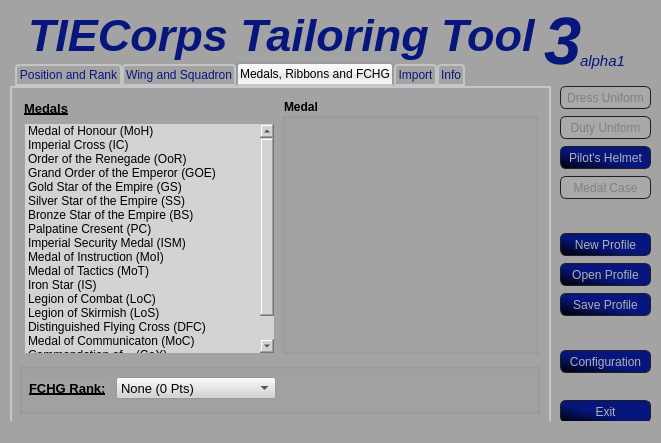
First picture: the form in TTT3/data/uis/ttt.ui, repository SmTaUcM/TTT3, before the edit.
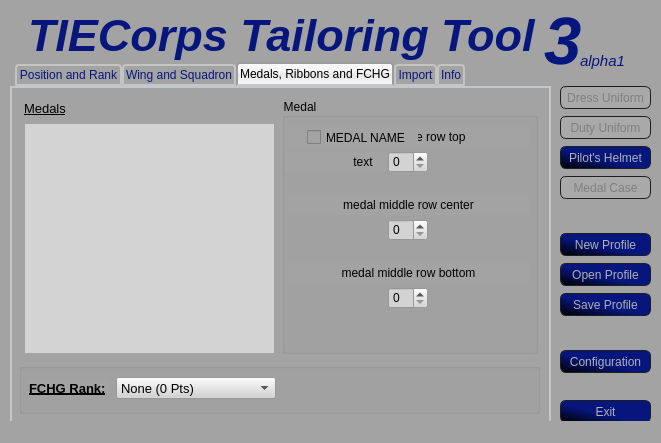
Second picture: the form after the edit. The open tabs and pages were chosen to show the change. Icons and pictures are not drawn.

Patch:
```diff
--- a/TTT3/data/uis/ttt.ui
+++ b/TTT3/data/uis/ttt.ui
@@ -1253,8 +1253,8 @@
        <font>
         <family>Arial</family>
         <pointsize>10</pointsize>
-        <weight>75</weight>
-        <bold>true</bold>
+        <weight>50</weight>
+        <bold>false</bold>
         <underline>true</underline>
        </font>
       </property>
@@ -1279,96 +1279,6 @@
       <property name="styleSheet">
        <string notr="true">background-color: rgb(211, 211, 211);</string>
       </property>
-      <item>
-       <property name="text">
-        <string>Medal of Honour (MoH)</string>
-       </property>
-      </item>
-      <item>
-       <property name="text">
-        <string>Imperial Cross (IC)</string>
-       </property>
-      </item>
-      <item>
-       <property name="text">
-        <string>Order of the Renegade (OoR)</string>
-       </property>
-      </item>
-      <item>
-       <property name="text">
-        <string>Grand Order of the Emperor (GOE)</string>
-       </property>
-      </item>
-      <item>
-       <property name="text">
-        <string>Gold Star of the Empire (GS)</string>
-       </property>
-      </item>
-      <item>
-       <property name="text">
-        <string>Silver Star of the Empire (SS)</string>
-       </property>
-      </item>
-      <item>
-       <property name="text">
-        <string>Bronze Star of the Empire (BS)</string>
-       </property>
-      </item>
-      <item>
-       <property name="text">
-        <string>Palpatine Cresent (PC)</string>
-       </property>
-      </item>
-      <item>
-       <property name="text">
-        <string>Imperial Security Medal (ISM)</string>
-       </property>
-      </item>
-      <item>
-       <property name="text">
-        <string>Medal of Instruction (MoI)</string>
-       </property>
-      </item>
-      <item>
-       <property name="text">
-        <string>Medal of Tactics (MoT)</string>
-       </property>
-      </item>
-      <item>
-       <property name="text">
-        <string>Iron Star (IS)</string>
-       </property>
-      </item>
-      <item>
-       <property name="text">
-        <string>Legion of Combat (LoC)</string>
-       </property>
-      </item>
-      <item>
-       <property name="text">
-        <string>Legion of Skirmish (LoS)</string>
-       </property>
-      </item>
-      <item>
-       <property name="text">
-        <string>Distinguished Flying Cross (DFC)</string>
-       </property>
-      </item>
-      <item>
-       <property name="text">
-        <string>Medal of Communicaton (MoC)</string>
-       </property>
-      </item>
-      <item>
-       <property name="text">
-        <string>Commendation of... (CoX)</string>
-       </property>
-      </item>
-      <item>
-       <property name="text">
-        <string>Order of the Vanguard (OV)</string>
-       </property>
-      </item>
      </widget>
      <widget class="QGroupBox" name="gb_medals">
       <property name="geometry">
@@ -1383,13 +1293,170 @@
        <font>
         <family>Arial</family>
         <pointsize>9</pointsize>
-        <weight>75</weight>
-        <bold>true</bold>
+        <weight>50</weight>
+        <bold>false</bold>
        </font>
       </property>
       <property name="title">
        <string>Medal</string>
       </property>
+      <widget class="QCheckBox" name="cb_singleMedal">
+       <property name="enabled">
+        <bool>true</bool>
+       </property>
+       <property name="geometry">
+        <rect>
+         <x>25</x>
+         <y>31</y>
+         <width>111</width>
+         <height>17</height>
+        </rect>
+       </property>
+       <property name="font">
+        <font>
+         <family>Arial</family>
+         <pointsize>9</pointsize>
+        </font>
+       </property>
+       <property name="text">
+        <string>MEDAL NAME</string>
+       </property>
+      </widget>
+      <widget class="QSpinBox" name="sb_multi_centerTop">
+       <property name="geometry">
+        <rect>
+         <x>106</x>
+         <y>53</y>
+         <width>40</width>
+         <height>22</height>
+        </rect>
+       </property>
+       <property name="styleSheet">
+        <string notr="true">background-color: rgb(211, 211, 211);</string>
+       </property>
+      </widget>
+      <widget class="QLabel" name="lbl_multi_centerTop">
+       <property name="geometry">
+        <rect>
+         <x>6</x>
+         <y>29</y>
+         <width>241</width>
+         <height>20</height>
+        </rect>
+       </property>
+       <property name="font">
+        <font>
+         <family>Arial</family>
+         <pointsize>9</pointsize>
+        </font>
+       </property>
+       <property name="text">
+        <string>medal middle row top</string>
+       </property>
+       <property name="alignment">
+        <set>Qt::AlignCenter</set>
+       </property>
+      </widget>
+      <widget class="QLabel" name="lbl_ranged">
+       <property name="geometry">
+        <rect>
+         <x>3</x>
+         <y>54</y>
+         <width>101</width>
+         <height>20</height>
+        </rect>
+       </property>
+       <property name="font">
+        <font>
+         <family>Arial</family>
+         <pointsize>9</pointsize>
+        </font>
+       </property>
+       <property name="text">
+        <string>text    </string>
+       </property>
+       <property name="alignment">
+        <set>Qt::AlignRight|Qt::AlignTrailing|Qt::AlignVCenter</set>
+       </property>
+      </widget>
+      <widget class="QSpinBox" name="sb_multi_centerMiddle">
+       <property name="geometry">
+        <rect>
+         <x>106</x>
+         <y>121</y>
+         <width>40</width>
+         <height>22</height>
+        </rect>
+       </property>
+       <property name="styleSheet">
+        <string notr="true">background-color: rgb(211, 211, 211);</string>
+       </property>
+      </widget>
+      <widget class="QLabel" name="lbl_multi_centerMiddle">
+       <property name="geometry">
+        <rect>
+         <x>6</x>
+         <y>97</y>
+         <width>241</width>
+         <height>20</height>
+        </rect>
+       </property>
+       <property name="font">
+        <font>
+         <family>Arial</family>
+         <pointsize>9</pointsize>
+        </font>
+       </property>
+       <property name="text">
+        <string>medal middle row center</string>
+       </property>
+       <property name="alignment">
+        <set>Qt::AlignCenter</set>
+       </property>
+      </widget>
+      <widget class="QLabel" name="lbl_multi_centerBottom">
+       <property name="geometry">
+        <rect>
+         <x>6</x>
+         <y>165</y>
+         <width>241</width>
+         <height>20</height>
+        </rect>
+       </property>
+       <property name="font">
+        <font>
+         <family>Arial</family>
+         <pointsize>9</pointsize>
+        </font>
+       </property>
+       <property name="text">
+        <string>medal middle row bottom</string>
+       </property>
+       <property name="alignment">
+        <set>Qt::AlignCenter</set>
+       </property>
+      </widget>
+      <widget class="QSpinBox" name="sb_multi_centerBottom">
+       <property name="geometry">
+        <rect>
+         <x>106</x>
+         <y>189</y>
+         <width>40</width>
+         <height>22</height>
+        </rect>
+       </property>
+       <property name="styleSheet">
+        <string notr="true">background-color: rgb(211, 211, 211);</string>
+       </property>
+      </widget>
+      <zorder>lbl_multi_centerTop</zorder>
+      <zorder>cb_singleMedal</zorder>
+      <zorder>sb_multi_centerTop</zorder>
+      <zorder>lbl_ranged</zorder>
+      <zorder>sb_multi_centerMiddle</zorder>
+      <zorder>lbl_multi_centerMiddle</zorder>
+      <zorder>lbl_multi_centerBottom</zorder>
+      <zorder>sb_multi_centerBottom</zorder>
      </widget>
     </widget>
     <widget class="QWidget" name="tabImport">
```
Left out of the diff: 20 changed lines with no effect on the pictures.
